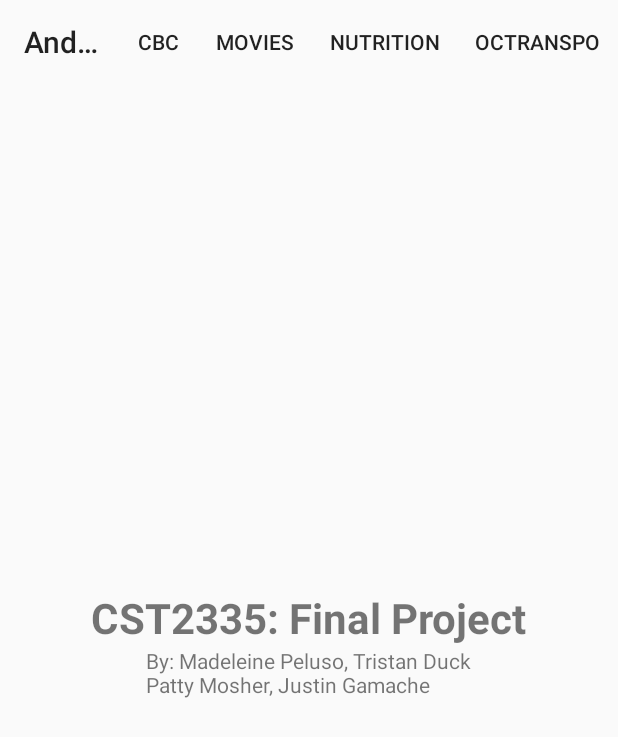
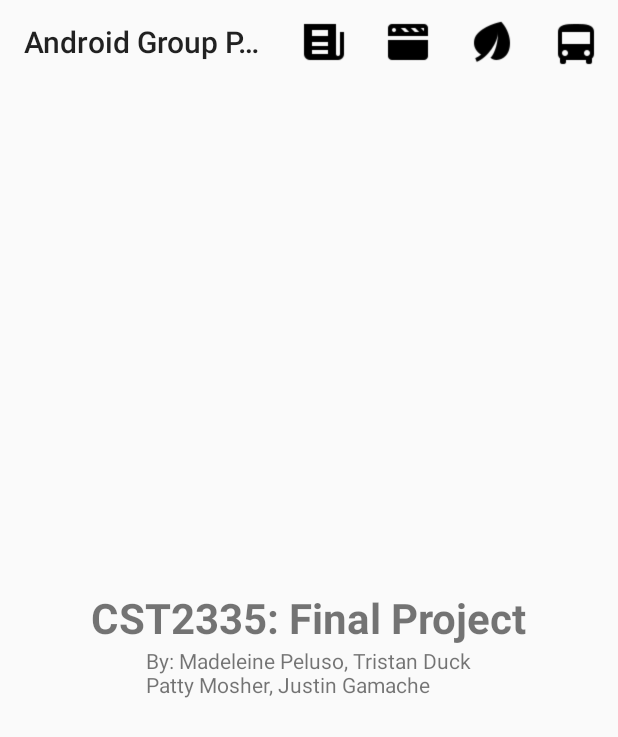
Before and after one commit to mpelu/AndroidGroupProject, an Android app: the screen it shows after launch (MainActivity), on a phone screen of 412 x 824 dp. Shown: the top 737 px of the screen. Run offline under Robolectric (Android 15) with nearby library versions, the phone set to English and light mode, and no system bars.

Commit message:
main icons

```diff
--- a/app/src/main/AndroidManifest.xml
+++ b/app/src/main/AndroidManifest.xml
@@ -24,6 +24,7 @@
         <activity android:name=".MovieFavourites"></activity>
         <activity android:name=".CBCActivity"></activity>
         <activity android:name=".CBCDetails" />
+        <activity android:name="OcTranspo" />
     </application>
 
 </manifest>
--- a/app/src/main/res/menu/proj_nav.xml
+++ b/app/src/main/res/menu/proj_nav.xml
@@ -5,24 +5,28 @@
     <item
         android:id="@+id/CBC"
         android:title="CBC"
+        android:icon="@drawable/cbcmain"
         app:showAsAction="always"
         android:orderInCategory="100" />
 
     <item
         android:id="@+id/Movies"
         android:title="Movies"
+        android:icon="@drawable/moviesmain"
         app:showAsAction="always"
         android:orderInCategory="200" />
 
     <item
         android:id="@+id/Nutrition"
         android:title="Nutrition"
+        android:icon="@drawable/nutritionmain"
         app:showAsAction="always"
         android:orderInCategory="300" />
 
     <item
         android:id="@+id/OCTranspo"
         android:title="OCTranspo"
+        android:icon="@drawable/busmain"
         app:showAsAction="always"
         android:orderInCategory="400" />
 
```
Also changed, not shown: app/src/main/res/drawable/busmain.png (added), app/src/main/res/drawable/cbcmain.png (added), app/src/main/res/drawable/moviesmain.png (added), app/src/main/res/drawable/nutritionmain.png (added).
